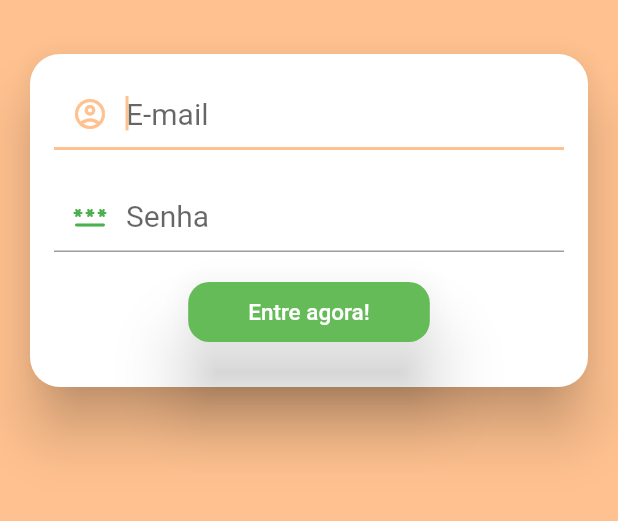
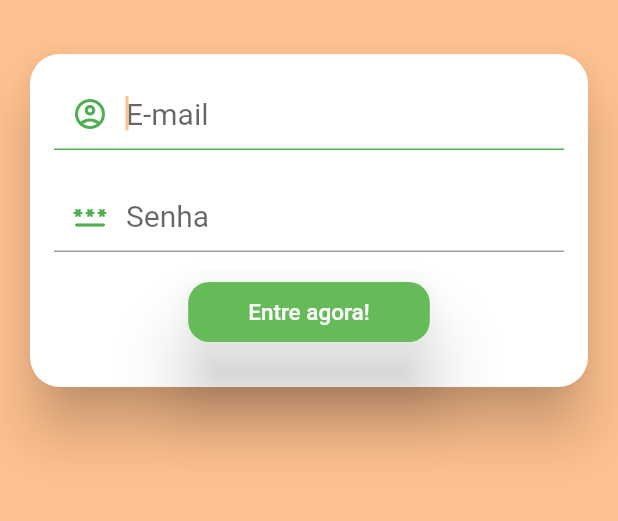
Before and after one commit to UniversoPrematuro/UniversoPrematuro2, a Flutter app: the screen it shows after launch, after a tap on "Já tem uma conta? Entre!", on a phone screen of 412 x 824 dp, the part 534-1055 px from its top. Run offline on Flutter 3.47's test engine with Material 2 defaults, Android fonts, the phone set to English and light mode, and no system bars; our stand-ins replace cloud_firestore, firebase_auth, firebase_core; accounts and stored records are empty.

Commit message:
modified login and register

```diff
--- a/lib/pages/login.dart
+++ b/lib/pages/login.dart
@@ -45,9 +45,13 @@ class _LoginState extends State<Login> {
                           keyboardType: TextInputType.emailAddress,
                           style: const TextStyle(fontSize: 20),
                           decoration: const InputDecoration(
-                            iconColor: Color.fromARGB(255, 101, 187, 88),
+                            focusedBorder: UnderlineInputBorder(
+                              borderSide: BorderSide(
+                                color: Colors.green
+                              )
+                            ),
                             hintText: "E-mail",
-                            prefixIcon: Icon(Icons.account_circle_outlined)),
+                            prefixIcon: Icon(Icons.account_circle_outlined, color: Colors.green,)),
                         ),
                         const SizedBox(height: 20.0),
                         TextField(
@@ -69,7 +73,9 @@ class _LoginState extends State<Login> {
                         Padding(
                           padding: const EdgeInsets.only(top: 16, bottom: 10),
                           child: ElevatedButton(
-                            onPressed: (){},
+                            onPressed: (){
+                              Navigator.pushReplacementNamed(context, "/profile");
+                            },
                             style: ButtonStyle(
                               backgroundColor: MaterialStateProperty.all(
                                 const Color.fromARGB(255, 101, 187, 88)),
--- a/lib/pages/register.dart
+++ b/lib/pages/register.dart
@@ -154,14 +154,14 @@ class _RegisterState extends State<Register> {
 
                       },
                       style: TextButton.styleFrom(
-                          padding: const EdgeInsets.fromLTRB(24, 14, 24, 14),
+                          padding: const EdgeInsets.fromLTRB(22, 12, 22, 12),
                           shape: RoundedRectangleBorder(
                               borderRadius: BorderRadius.circular(22)),
                           backgroundColor:
                               const Color.fromARGB(255, 101, 187, 88)),
                       child: const Text(
                         "Cadastrar",
-                        style: TextStyle(color: Colors.white, fontSize: 20),
+                        style: TextStyle(color: Colors.white, fontSize: 20, fontWeight: FontWeight.w500),
                       ),
                     )
                   ),
```
